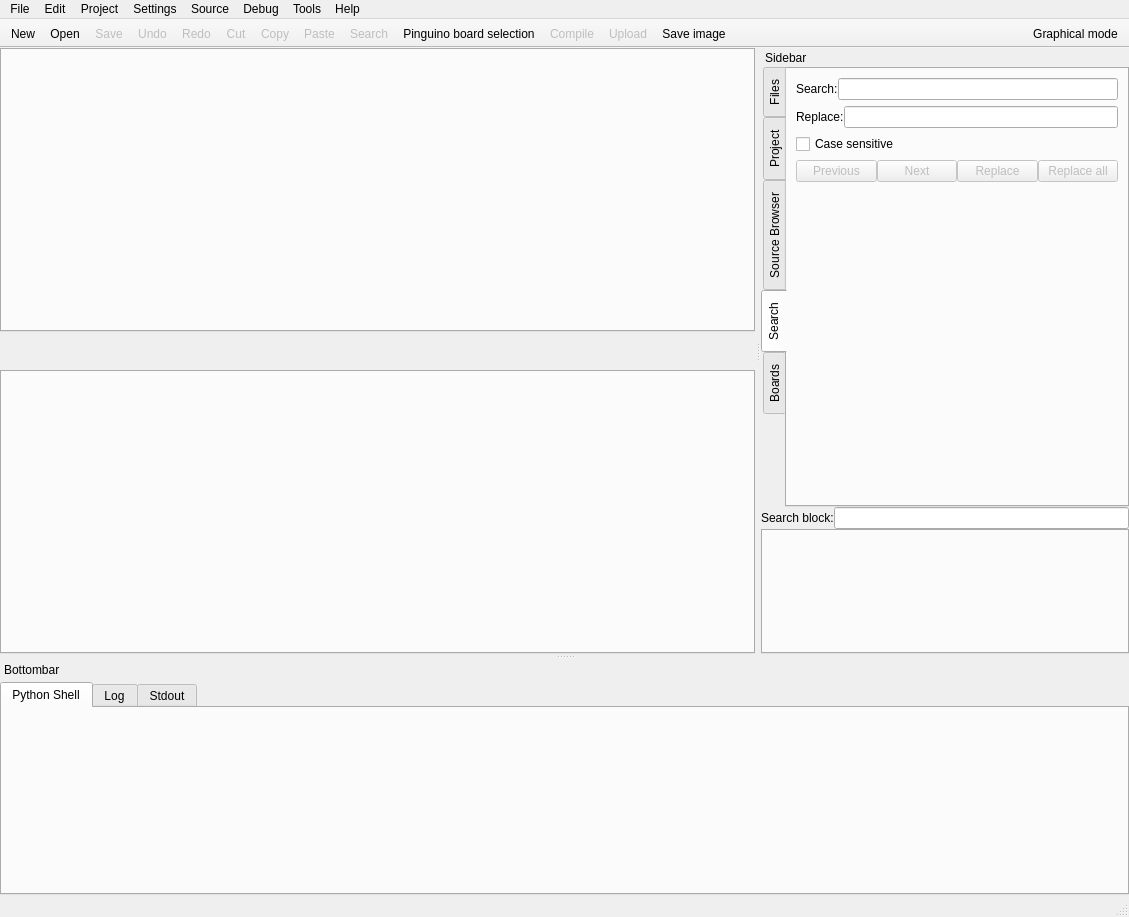
Qt form qtgui/frames/main.ui (PinguinoIDE/pinguino-ide) before a commit.
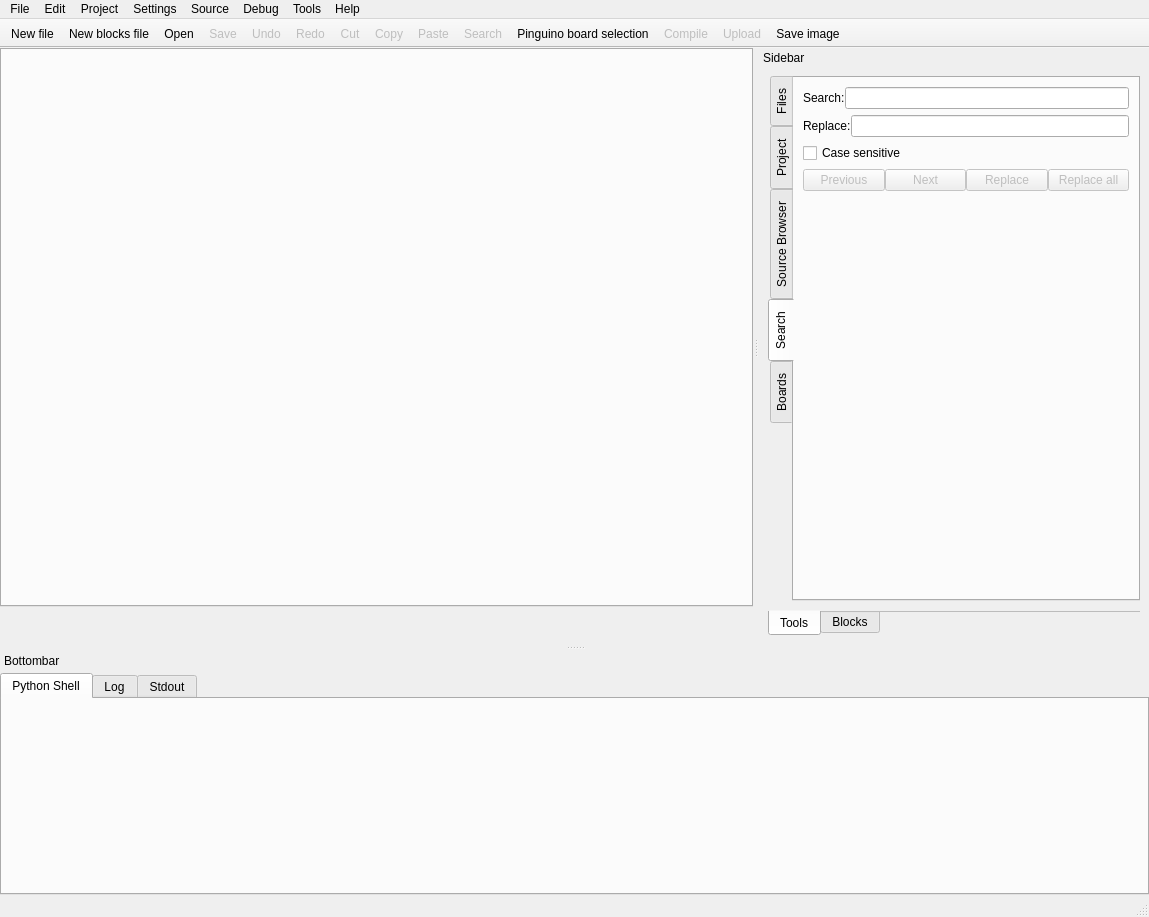
The same form after that commit. The open tabs and pages were chosen to show the change. Icons and pictures are not drawn.

Commit message: Better integration beetween block and code programming modes.

```diff
--- a/qtgui/frames/main.ui
+++ b/qtgui/frames/main.ui
@@ -6,7 +6,7 @@
    <rect>
     <x>0</x>
     <y>0</y>
-    <width>1129</width>
+    <width>1149</width>
     <height>917</height>
    </rect>
   </property>
@@ -31,16 +31,6 @@
     <property name="spacing">
      <number>0</number>
     </property>
-    <item row="2" column="0">
-     <widget class="QTabWidget" name="tabWidget_graphical">
-      <property name="tabsClosable">
-       <bool>true</bool>
-      </property>
-      <property name="movable">
-       <bool>true</bool>
-      </property>
-     </widget>
-    </item>
     <item row="1" column="0">
      <widget class="QFrame" name="frame_logo">
       <property name="frameShape">
@@ -109,7 +99,7 @@
     <rect>
      <x>0</x>
      <y>0</y>
-     <width>1129</width>
+     <width>1149</width>
      <height>29</height>
     </rect>
    </property>
@@ -310,53 +300,45 @@
     <number>2</number>
    </attribute>
    <widget class="QWidget" name="dockWidgetContents_rigth">
-    <layout class="QGridLayout" name="gridLayout_4">
-     <property name="margin">
-      <number>0</number>
-     </property>
-     <property name="spacing">
-      <number>0</number>
-     </property>
-     <item row="1" column="0">
-      <layout class="QHBoxLayout" name="horizontalLayout_3">
-       <item>
-        <widget class="QLabel" name="label_search_block">
-         <property name="text">
-          <string>Search block:</string>
-         </property>
-        </widget>
-       </item>
-       <item>
-        <widget class="QLineEdit" name="lineEdit_blocks_search"/>
-       </item>
-      </layout>
-     </item>
-     <item row="2" column="0">
-      <widget class="QTabWidget" name="tabWidget_blocks">
-       <property name="tabPosition">
-        <enum>QTabWidget::West</enum>
-       </property>
-       <property name="currentIndex">
-        <number>-1</number>
-       </property>
-       <property name="movable">
-        <bool>true</bool>
-       </property>
-      </widget>
-     </item>
+    <layout class="QGridLayout" name="gridLayout_26">
      <item row="0" column="0">
-      <widget class="QTabWidget" name="tabWidget_tools">
-       <property name="acceptDrops">
-        <bool>true</bool>
-       </property>
+      <widget class="QTabWidget" name="tabWidget">
        <property name="tabPosition">
-        <enum>QTabWidget::West</enum>
+        <enum>QTabWidget::South</enum>
        </property>
        <property name="currentIndex">
         <number>1</number>
        </property>
        <property name="documentMode">
-        <bool>false</bool>
+        <bool>true</bool>
+       </property>
+       <widget class="QWidget" name="tab">
+        <attribute name="title">
+         <string>Tools</string>
+        </attribute>
+        <layout class="QGridLayout" name="_2">
+         <property name="leftMargin">
+          <number>0</number>
+         </property>
+         <property name="topMargin">
+          <number>0</number>
+         </property>
+         <property name="rightMargin">
+          <number>0</number>
+         </property>
+         <property name="spacing">
+          <number>0</number>
+         </property>
+         <item row="0" column="0">
+          <widget class="QTabWidget" name="tabWidget_tools">
+           <property name="acceptDrops">
+            <bool>true</bool>
+           </property>
+           <property name="tabPosition">
+            <enum>QTabWidget::West</enum>
+           </property>
+           <property name="currentIndex">
+            <number>3</number>
        </property>
        <property name="movable">
         <bool>true</bool>
@@ -1142,6 +1124,44 @@
      </item>
     </layout>
    </widget>
+       <widget class="QWidget" name="tab_2">
+        <attribute name="title">
+         <string>Blocks</string>
+        </attribute>
+        <layout class="QGridLayout" name="gridLayout_25">
+         <item row="0" column="0">
+          <layout class="QHBoxLayout" name="horizontalLayout_3">
+           <item>
+            <widget class="QLabel" name="label_search_block">
+             <property name="text">
+              <string>Search block:</string>
+             </property>
+            </widget>
+           </item>
+           <item>
+            <widget class="QLineEdit" name="lineEdit_blocks_search"/>
+           </item>
+          </layout>
+         </item>
+         <item row="1" column="0">
+          <widget class="QTabWidget" name="tabWidget_blocks">
+           <property name="tabPosition">
+            <enum>QTabWidget::West</enum>
+           </property>
+           <property name="currentIndex">
+            <number>-1</number>
+           </property>
+           <property name="movable">
+            <bool>true</bool>
+           </property>
+          </widget>
+         </item>
+        </layout>
+       </widget>
+      </widget>
+     </item>
+    </layout>
+   </widget>
   </widget>
   <widget class="QToolBar" name="toolBar">
    <property name="windowTitle">
@@ -1163,6 +1183,7 @@
     <bool>false</bool>
    </attribute>
    <addaction name="actionNew_file"/>
+   <addaction name="actionNew_blocks_file"/>
    <addaction name="actionOpen_file"/>
    <addaction name="actionSave_file"/>
    <addaction name="actionUndo"/>
@@ -1281,31 +1302,8 @@
   </widget>
   <widget class="QToolBar" name="toolBar_menu">
    <property name="windowTitle">
-    <string>Toolbar Menu</string>
-   </property>
-   <property name="movable">
-    <bool>false</bool>
-   </property>
-   <property name="iconSize">
-    <size>
-     <width>32</width>
-     <height>32</height>
-    </size>
-   </property>
-   <attribute name="toolBarArea">
-    <enum>TopToolBarArea</enum>
-   </attribute>
-   <attribute name="toolBarBreak">
-    <bool>false</bool>
-   </attribute>
-  </widget>
-  <widget class="QToolBar" name="toolBar_switch">
-   <property name="windowTitle">
     <string>toolBar_2</string>
    </property>
-   <property name="layoutDirection">
-    <enum>Qt::RightToLeft</enum>
-   </property>
    <property name="movable">
     <bool>false</bool>
    </property>
@@ -1321,7 +1319,6 @@
    <attribute name="toolBarBreak">
     <bool>false</bool>
    </attribute>
-   <addaction name="actionSwitch_ide"/>
   </widget>
   <action name="actionNew_file">
    <property name="icon">
@@ -1329,7 +1326,7 @@
      <normaloff>../../../pinguino-extra/resources/themes/pinguino11/icons/scalable/document-new.svg</normaloff>../../../pinguino-extra/resources/themes/pinguino11/icons/scalable/document-new.svg</iconset>
    </property>
    <property name="text">
-    <string>New</string>
+    <string>New file</string>
    </property>
    <property name="shortcut">
     <string>Ctrl+N</string>
@@ -1551,21 +1548,6 @@
     <string>Ctrl+/</string>
    </property>
   </action>
-  <action name="actionSwitch_ide">
-   <property name="checkable">
-    <bool>true</bool>
-   </property>
-   <property name="icon">
-    <iconset>
-     <normaloff>../../../pinguino-extra/resources/themes/pinguino11/icons/scalable/insert-object.svg</normaloff>../../../pinguino-extra/resources/themes/pinguino11/icons/scalable/insert-object.svg</iconset>
-   </property>
-   <property name="text">
-    <string>Graphical mode</string>
-   </property>
-   <property name="shortcut">
-    <string>F4</string>
-   </property>
-  </action>
   <action name="actionSave_image">
    <property name="icon">
     <iconset>
@@ -2048,6 +2030,15 @@
     <string>Reset IDE instalation</string>
    </property>
   </action>
+  <action name="actionNew_blocks_file">
+   <property name="icon">
+    <iconset>
+     <normaloff>../../../../../../../../pinguino-extra/resources/themes/pinguino11/icons/scalable/insert-object.svg</normaloff>../../../../../../../../pinguino-extra/resources/themes/pinguino11/icons/scalable/insert-object.svg</iconset>
+   </property>
+   <property name="text">
+    <string>New blocks file</string>
+   </property>
+  </action>
  </widget>
  <tabstops>
   <tabstop>tabWidget_tools</tabstop>
```
Left out of the diff: 33 changed lines with no effect on the pictures. Lines whose indentation alone changed are shown as unchanged. The commit also changes 35 other files.
